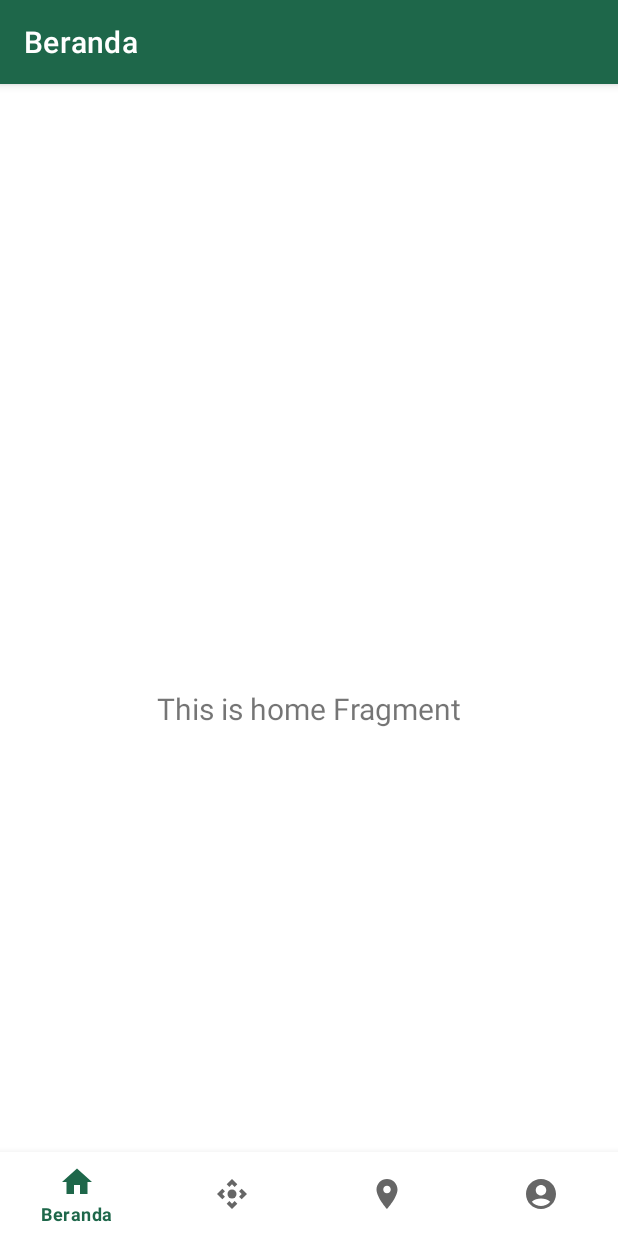
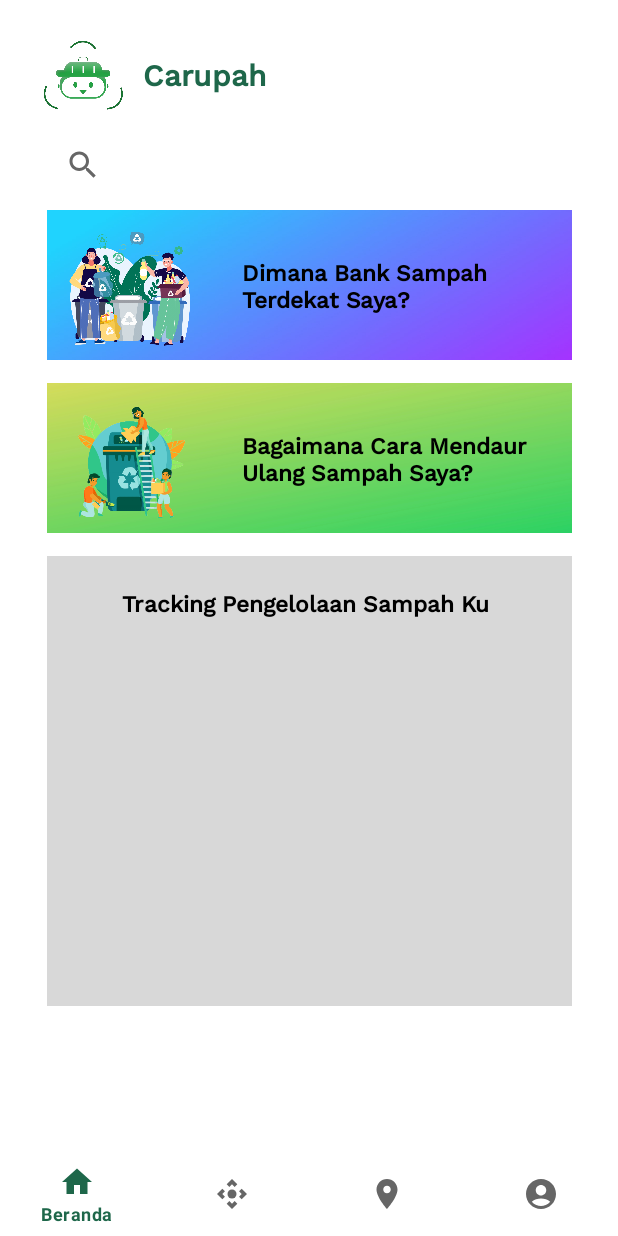
Before and after one commit to RaihanFadhlal/CARUPAH-MD, an Android app: the screen it shows after launch (HomeActivity), on a phone screen of 412 x 824 dp. Run offline under Robolectric (Android 15) with nearby library versions, the phone set to English and light mode, and no system bars; our stand-ins replace navigation-ui.

Commit message:
Home Fragment Views

```diff
--- a/app/src/main/java/com/carupahmobiledev/HomeActivity.kt
+++ b/app/src/main/java/com/carupahmobiledev/HomeActivity.kt
@@ -18,6 +18,7 @@ class HomeActivity : AppCompatActivity() {
 
         binding = ActivityHomeBinding.inflate(layoutInflater)
         setContentView(binding.root)
+        supportActionBar?.hide()
 
         val navView: BottomNavigationView = binding.navView
         val navController = findNavController(R.id.nav_host_fragment)
--- a/app/src/main/java/com/carupahmobiledev/ui/home/HomeFragment.kt
+++ b/app/src/main/java/com/carupahmobiledev/ui/home/HomeFragment.kt
@@ -27,11 +27,6 @@ class HomeFragment : Fragment() {
 
         _binding = FragmentHomeBinding.inflate(inflater, container, false)
         val root: View = binding.root
-
-        val textView: TextView = binding.textHome
-        homeViewModel.text.observe(viewLifecycleOwner) {
-            textView.text = it
-        }
         return root
     }
 
--- /dev/null
+++ b/app/src/main/res/drawable/ic_search.xml
@@ -0,0 +1,5 @@
+<vector android:height="24dp" android:tint="#929292"
+    android:viewportHeight="24" android:viewportWidth="24"
+    android:width="24dp" xmlns:android="http://schemas.android.com/apk/res/android">
+    <path android:fillColor="@android:color/white" android:pathData="M15.5,14h-0.79l-0.28,-0.27C15.41,12.59 16,11.11 16,9.5 16,5.91 13.09,3 9.5,3S3,5.91 3,9.5 5.91,16 9.5,16c1.61,0 3.09,-0.59 4.23,-1.57l0.27,0.28v0.79l5,4.99L20.49,19l-4.99,-5zM9.5,14C7.01,14 5,11.99 5,9.5S7.01,5 9.5,5 14,7.01 14,9.5 11.99,14 9.5,14z"/>
+</vector>
--- a/app/src/main/res/layout/activity_home.xml
+++ b/app/src/main/res/layout/activity_home.xml
@@ -3,8 +3,7 @@
     xmlns:app="http://schemas.android.com/apk/res-auto"
     android:id="@+id/container"
     android:layout_width="match_parent"
-    android:layout_height="match_parent"
-    android:paddingTop="?attr/actionBarSize">
+    android:layout_height="match_parent" >
 
     <com.google.android.material.bottomnavigation.BottomNavigationView
         android:id="@+id/nav_view"
@@ -23,11 +22,14 @@
         android:name="androidx.navigation.fragment.NavHostFragment"
         android:layout_width="match_parent"
         android:layout_height="match_parent"
+        android:layout_marginBottom="60dp"
         app:defaultNavHost="true"
         app:layout_constraintBottom_toTopOf="@id/nav_view"
+        app:layout_constraintHorizontal_bias="0.0"
         app:layout_constraintLeft_toLeftOf="parent"
         app:layout_constraintRight_toRightOf="parent"
         app:layout_constraintTop_toTopOf="parent"
+        app:layout_constraintVertical_bias="0.0"
         app:navGraph="@navigation/mobile_navigation" />
 
 </androidx.constraintlayout.widget.ConstraintLayout>
--- a/app/src/main/res/layout/fragment_home.xml
+++ b/app/src/main/res/layout/fragment_home.xml
@@ -8,15 +8,127 @@
 
     <TextView
         android:id="@+id/text_home"
-        android:layout_width="match_parent"
+        android:layout_width="wrap_content"
         android:layout_height="wrap_content"
-        android:layout_marginStart="8dp"
-        android:layout_marginTop="8dp"
-        android:layout_marginEnd="8dp"
-        android:textAlignment="center"
+        android:layout_marginStart="10dp"
+        android:layout_marginTop="35dp"
+        android:fontFamily="@font/worksans_medium"
+        android:text="@string/app_name"
+        android:textColor="@color/P800"
         android:textSize="20sp"
-        app:layout_constraintBottom_toBottomOf="parent"
+        android:textStyle="bold"
+        app:layout_constraintStart_toEndOf="@+id/carupah_logo"
+        app:layout_constraintTop_toTopOf="parent" />
+
+    <ImageView
+        android:id="@+id/carupah_logo"
+        android:layout_width="60dp"
+        android:layout_height="60dp"
+        android:layout_marginStart="25dp"
+        android:layout_marginTop="20dp"
+        android:src="@drawable/carupah_logo"
+        app:layout_constraintStart_toStartOf="parent"
+        app:layout_constraintTop_toTopOf="parent" />
+
+    <SearchView
+        android:id="@+id/searchView"
+        android:layout_width="350dp"
+        android:layout_height="30dp"
+        android:layout_marginStart="10dp"
+        android:layout_marginTop="30dp"
+        android:layout_marginEnd="10dp"
+        android:queryHint="@string/search_hint"
         app:layout_constraintEnd_toEndOf="parent"
         app:layout_constraintStart_toStartOf="parent"
-        app:layout_constraintTop_toTopOf="parent" />
+        app:layout_constraintTop_toBottomOf="@+id/text_home" >
+    </SearchView>
+
+    <FrameLayout
+        android:id="@+id/bs_button"
+        android:layout_width="350dp"
+        android:layout_height="100dp"
+        android:layout_marginStart="30dp"
+        android:layout_marginTop="15dp"
+        android:layout_marginEnd="30dp"
+        android:background="@drawable/blue_bg"
+        app:layout_constraintEnd_toEndOf="parent"
+        app:layout_constraintStart_toStartOf="parent"
+        app:layout_constraintTop_toBottomOf="@+id/searchView">
+
+        <ImageView
+            android:layout_width="90dp"
+            android:layout_height="90dp"
+            android:src="@drawable/banksampah_logo"
+            android:layout_marginTop="5dp"
+            android:layout_marginStart="10dp"/>
+
+        <TextView
+            android:layout_width="wrap_content"
+            android:layout_height="wrap_content"
+            android:fontFamily="@font/worksans_medium"
+            android:text="@string/bs_button"
+            android:textStyle="bold"
+            android:textSize="15sp"
+            android:textColor="@color/I800"
+            android:layout_marginStart="130dp"
+            android:layout_marginEnd="30dp"
+            android:layout_marginTop="30dp"/>
+    </FrameLayout>
+
+    <FrameLayout
+        android:id="@+id/du_button"
+        android:layout_width="350dp"
+        android:layout_height="100dp"
+        android:layout_marginStart="30dp"
+        android:layout_marginTop="15dp"
+        android:layout_marginEnd="30dp"
+        android:background="@drawable/bg_green"
+        app:layout_constraintEnd_toEndOf="parent"
+        app:layout_constraintStart_toStartOf="parent"
+        app:layout_constraintTop_toBottomOf="@+id/bs_button">
+
+        <ImageView
+            android:layout_width="90dp"
+            android:layout_height="90dp"
+            android:src="@drawable/recycle_logo"
+            android:layout_marginTop="5dp"
+            android:layout_marginStart="10dp"/>
+
+        <TextView
+            android:layout_width="wrap_content"
+            android:layout_height="wrap_content"
+            android:fontFamily="@font/worksans_medium"
+            android:text="@string/du_button"
+            android:textStyle="bold"
+            android:textSize="15sp"
+            android:textColor="@color/I800"
+            android:layout_marginStart="130dp"
+            android:layout_marginEnd="30dp"
+            android:layout_marginTop="30dp"/>
+    </FrameLayout>
+
+    <FrameLayout
+        android:id="@+id/track"
+        android:layout_width="350dp"
+        android:layout_height="300dp"
+        android:layout_marginStart="30dp"
+        android:layout_marginTop="15dp"
+        android:layout_marginEnd="30dp"
+        android:background="@color/I200"
+        app:layout_constraintEnd_toEndOf="parent"
+        app:layout_constraintStart_toStartOf="parent"
+        app:layout_constraintTop_toBottomOf="@+id/du_button">
+
+        <TextView
+            android:layout_width="wrap_content"
+            android:layout_height="wrap_content"
+            android:fontFamily="@font/worksans_medium"
+            android:text="@string/track_rv"
+            android:textStyle="bold"
+            android:textSize="15sp"
+            android:textColor="@color/I800"
+            android:layout_marginStart="50dp"
+            android:layout_marginTop="20dp"/>
+    </FrameLayout>
+
 </androidx.constraintlayout.widget.ConstraintLayout>
--- a/app/src/main/res/navigation/mobile_navigation.xml
+++ b/app/src/main/res/navigation/mobile_navigation.xml
@@ -9,7 +9,17 @@
         android:id="@+id/navigation_home"
         android:name="com.carupahmobiledev.ui.home.HomeFragment"
         android:label="@string/title_home"
-        tools:layout="@layout/fragment_home" />
+        tools:layout="@layout/fragment_home" >
+        <action
+            android:id="@+id/action_navigation_home_to_navigation_profile"
+            app:destination="@id/navigation_profile" />
+        <action
+            android:id="@+id/action_navigation_home_to_navigation_notifications"
+            app:destination="@id/navigation_notifications" />
+        <action
+            android:id="@+id/action_navigation_home_to_navigation_detect"
+            app:destination="@id/navigation_detect" />
+    </fragment>
 
     <fragment
         android:id="@+id/navigation_detect"
--- a/app/src/main/res/values/colors.xml
+++ b/app/src/main/res/values/colors.xml
@@ -2,6 +2,7 @@
 <resources>
     <color name="I800">#FF000000</color>
     <color name="I400">#7C7C7C</color>
+    <color name="I200">#D8D8D8</color>
     <color name="I50">#FFFFFFFF</color>
 
     <color name="P800">#1E674A</color>
--- a/app/src/main/res/values/strings.xml
+++ b/app/src/main/res/values/strings.xml
@@ -1,11 +1,16 @@
 <resources>
-    <string name="app_name">CarupahMobileDev</string>
+    <string name="app_name">Carupah</string>
     <string name="title_activity_home">HomeActivity</string>
     <string name="title_home">Beranda</string>
     <string name="title_detect">Deteksi</string>
     <string name="title_location">Lokasi</string>
     <string name="title_profile">Profile</string>
-    <!-- TODO: Remove or change this placeholder text -->
+
+    <string name="search_hint">Cari cara daur ulang sampah</string>
+    <string name="bs_button">Dimana Bank Sampah Terdekat Saya?</string>
+    <string name="du_button">Bagaimana Cara Mendaur Ulang Sampah Saya?</string>
+    <string name="track_rv">Tracking Pengelolaan Sampah Ku</string>
+
     <string name="hello_blank_fragment">Hello blank fragment</string>
 
 </resources>
```
Also changed, not shown: app/src/main/res/drawable/banksampah_logo.png (added), app/src/main/res/drawable/banksampah_logo_100.png (added), app/src/main/res/drawable/bg_green.png (added), app/src/main/res/drawable/blue_bg.png (added), app/src/main/res/drawable/carupah_logo.png (added), app/src/main/res/drawable/recycle_logo.png (added), app/src/main/res/font/worksans_medium.ttf (added).
